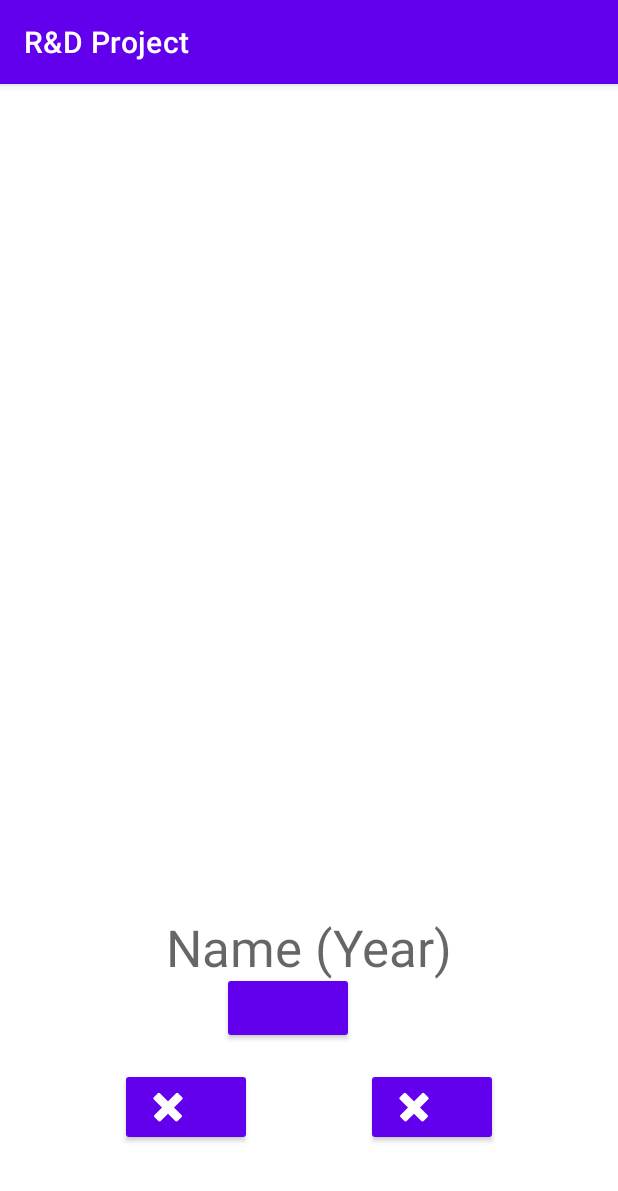
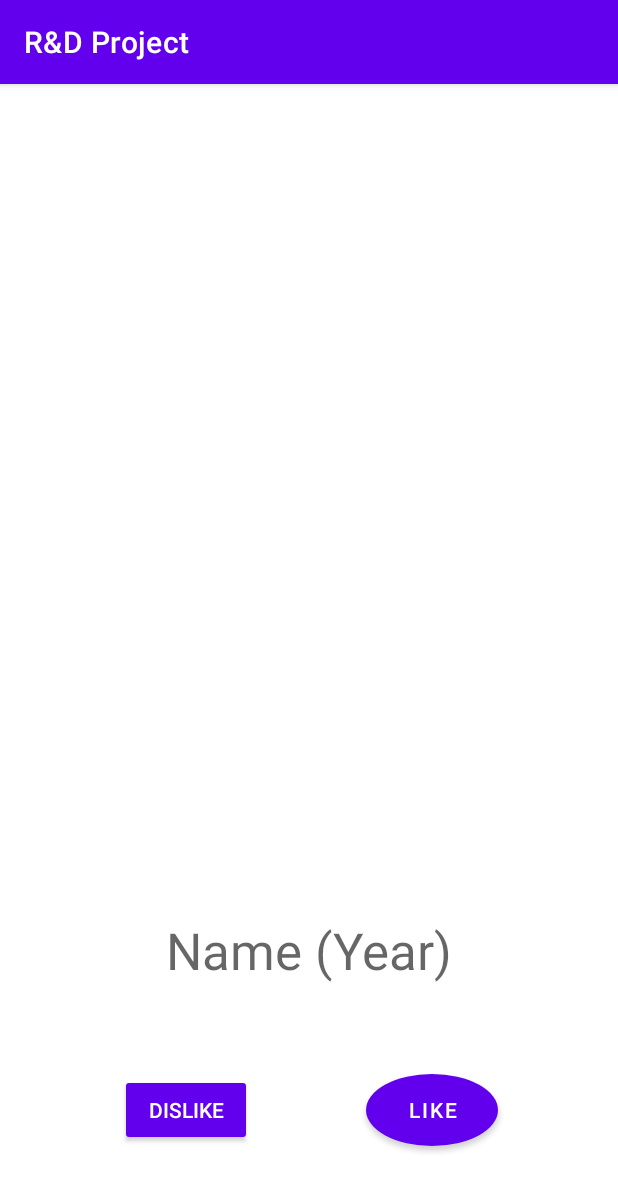
Before and after one commit to madeby0203/GoSwipe, an Android app: the fragment SwipeFragment shown on its own in the app's theme, on a phone screen of 412 x 824 dp. Shown: the top 1191 px of the screen. Run offline under Robolectric (Android 15) with nearby library versions, the phone set to English and light mode, and no system bars; libraries missing offline, so code that uses them is left out: androidx.palette.graphics; 3 statements that could not run were skipped.

Commit message:
Add swipe

```diff
--- a/app/build.gradle
+++ b/app/build.gradle
@@ -39,6 +39,7 @@ dependencies {
     implementation 'com.google.android.material:material:1.1.0'
     implementation 'androidx.constraintlayout:constraintlayout:1.1.3'
     implementation 'androidx.recyclerview:recyclerview:1.1.0'
+    implementation 'androidx.palette:palette:1.0.0'
     testImplementation 'junit:junit:4.+'
     androidTestImplementation 'androidx.test.ext:junit:1.1.1'
     androidTestImplementation 'androidx.test.espresso:espresso-core:3.2.0'
--- a/app/src/main/java/rd/project/api/DiscoverMovies.java
+++ b/app/src/main/java/rd/project/api/DiscoverMovies.java
@@ -67,9 +67,9 @@ public class DiscoverMovies implements RequestType{
                     (String) jsonMovie.get("poster_path"),
                     (Number) jsonMovie.get("vote_average"),
                     Math.toIntExact((Long) jsonMovie.get("id")),
-                    (String) jsonMovie.get(5), //TODO: release date aanpassen naar int
-                    (String) jsonMovie.get(genre),
-                    (String) jsonMovie.get(providers)
+                    this.releaseDate, //TODO: release date aanpassen naar int
+                    this.genre,
+                    this.providers
 
             );
             movieList.add(movie);
--- a/app/src/main/java/rd/project/fragments/LobbyFragment.java
+++ b/app/src/main/java/rd/project/fragments/LobbyFragment.java
@@ -70,7 +70,7 @@ public class LobbyFragment extends Fragment {
             getParentFragmentManager().beginTransaction()
                     .setTransition(FragmentTransaction.TRANSIT_FRAGMENT_FADE)
                     .setReorderingAllowed(true)
-                    .replace(R.id.fragment_container_view, placeholderFragment.class, null)
+                    .replace(R.id.fragment_container_view, SwipeFragment.class, null)
                     .commit();
         });
 
--- /dev/null
+++ b/app/src/main/res/drawable/round_button.xml
@@ -0,0 +1,13 @@
+<?xml version="1.0" encoding="utf-8"?>
+<selector xmlns:android="http://schemas.android.com/apk/res/android">
+    <item android:state_pressed="false">
+        <shape android:shape="oval">
+            <solid android:color="#d9d9d9"/>
+        </shape>
+    </item>
+    <item android:state_pressed="true">
+        <shape android:shape="oval">
+            <solid android:color="#bababa"/>
+        </shape>
+    </item>
+</selector>
--- a/app/src/main/res/layout/fragment_swipe.xml
+++ b/app/src/main/res/layout/fragment_swipe.xml
@@ -1,6 +1,8 @@
 <?xml version="1.0" encoding="utf-8"?>
 <androidx.constraintlayout.widget.ConstraintLayout xmlns:android="http://schemas.android.com/apk/res/android"
-                                                   xmlns:app="http://schemas.android.com/apk/res-auto" xmlns:tools="http://schemas.android.com/tools" android:layout_width="match_parent"
+                                                   xmlns:app="http://schemas.android.com/apk/res-auto"
+                                                   xmlns:tools="http://schemas.android.com/tools"
+                                                   android:layout_width="match_parent"
                                                    android:layout_height="match_parent">
 
     <Button
@@ -8,26 +10,27 @@
             android:layout_height="wrap_content" android:id="@+id/dislikeButton"
             app:layout_constraintBottom_toBottomOf="parent"
             android:layout_marginBottom="60dp" style="@android:style/Widget.DeviceDefault.Button"
-            app:icon="@android:drawable/ic_delete" app:iconPadding="0dp"
-            app:layout_constraintStart_toStartOf="parent"
-            android:layout_marginStart="80dp"/>
-    <Button
-            android:layout_width="wrap_content"
-            android:layout_height="wrap_content" android:id="@+id/refreshButton"
-            app:layout_constraintBottom_toBottomOf="parent"
-            android:layout_marginBottom="128dp" style="@android:style/Widget.DeviceDefault.Button"
             app:iconPadding="0dp"
             app:layout_constraintStart_toStartOf="parent"
-            android:layout_marginStart="148dp" tools:text="refresh"/>
+            android:layout_marginStart="80dp" android:text="Dislike"/>
     <Button
             android:layout_width="wrap_content"
             android:layout_height="wrap_content" android:id="@+id/likeButton"
+            android:background="@drawable/round_button"
             app:layout_constraintBottom_toBottomOf="parent"
-            android:layout_marginBottom="60dp" style="@android:style/Widget.DeviceDefault.Button"
-            app:icon="@android:drawable/ic_delete" app:iconPadding="0dp"
+            android:layout_marginBottom="60dp"
+            app:iconPadding="0dp"
             app:layout_constraintEnd_toEndOf="parent"
             android:layout_marginEnd="80dp" app:layout_constraintStart_toEndOf="@+id/dislikeButton"
-            app:layout_constraintHorizontal_bias="1.0"/>
+            app:layout_constraintHorizontal_bias="1.0" android:text="Like"/>
+    <ImageView
+            android:layout_width="285dp"
+            android:layout_height="560dp" tools:srcCompat="@tools:sample/backgrounds/scenic"
+            android:id="@+id/movieViewNext"
+            app:layout_constraintStart_toStartOf="parent" app:layout_constraintEnd_toEndOf="parent"
+            app:layout_constraintTop_toTopOf="parent"
+            android:layout_marginEnd="60dp" android:layout_marginStart="60dp"
+            app:layout_constraintBottom_toTopOf="@+id/likeButton"/>
     <ImageView
             android:layout_width="285dp"
             android:layout_height="560dp" tools:srcCompat="@tools:sample/backgrounds/scenic"
```
Also changed, not shown: app/src/main/java/rd/project/api/Movie.java (+24 -0 lines), app/src/main/java/rd/project/fragments/SwipeFragment.java (+100 -57 lines).
